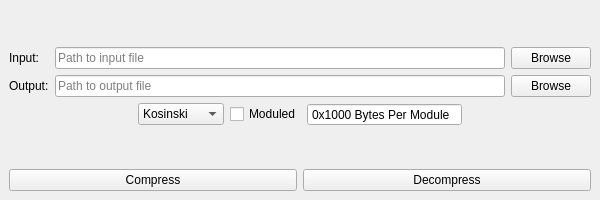
The window that mainwindow.ui (Clownacy/clowncomptool) describes before a commit, drawn with Qt 5.
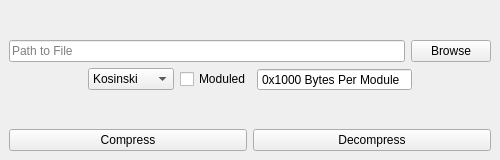
The same window after the commit.

Commit message:
Eliminate the output path box.
It's more intuitive to just ask for the output path upon pressing a
button.

Diff of the .ui file:
```diff
--- a/mainwindow.ui
+++ b/mainwindow.ui
@@ -6,8 +6,8 @@
    <rect>
     <x>0</x>
     <y>0</y>
-    <width>600</width>
-    <height>200</height>
+    <width>500</width>
+    <height>160</height>
    </rect>
   </property>
   <property name="windowTitle">
@@ -38,23 +38,11 @@
      </spacer>
     </item>
     <item>
-     <layout class="QFormLayout" name="formLayout">
-      <property name="sizeConstraint">
-       <enum>QLayout::SetDefaultConstraint</enum>
-      </property>
-      <item row="2" column="0">
-       <widget class="QLabel" name="label_2">
-        <property name="text">
-         <string>Input:</string>
-        </property>
-       </widget>
-      </item>
-      <item row="2" column="1">
        <layout class="QHBoxLayout" name="horizontalLayout">
         <item>
          <widget class="QLineEdit" name="lineEdit_Input">
           <property name="placeholderText">
-           <string>Path to input file</string>
+         <string>Path to File</string>
           </property>
          </widget>
         </item>
@@ -64,33 +52,6 @@
            <string>Browse</string>
           </property>
          </widget>
-        </item>
-       </layout>
-      </item>
-      <item row="3" column="0">
-       <widget class="QLabel" name="label_3">
-        <property name="text">
-         <string>Output:</string>
-        </property>
-       </widget>
-      </item>
-      <item row="3" column="1">
-       <layout class="QHBoxLayout" name="horizontalLayout_3">
-        <item>
-         <widget class="QLineEdit" name="lineEdit_Output">
-          <property name="placeholderText">
-           <string>Path to output file</string>
-          </property>
-         </widget>
-        </item>
-        <item>
-         <widget class="QPushButton" name="pushButton_OutputBrowse">
-          <property name="text">
-           <string>Browse</string>
-          </property>
-         </widget>
-        </item>
-       </layout>
       </item>
      </layout>
     </item>
```
Lines whose indentation alone changed are shown as unchanged. The commit also changes 1 other file.
